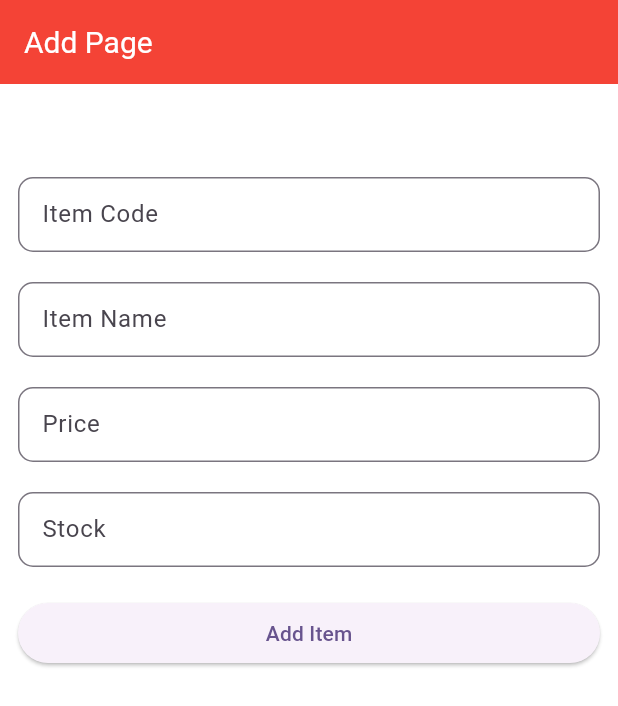
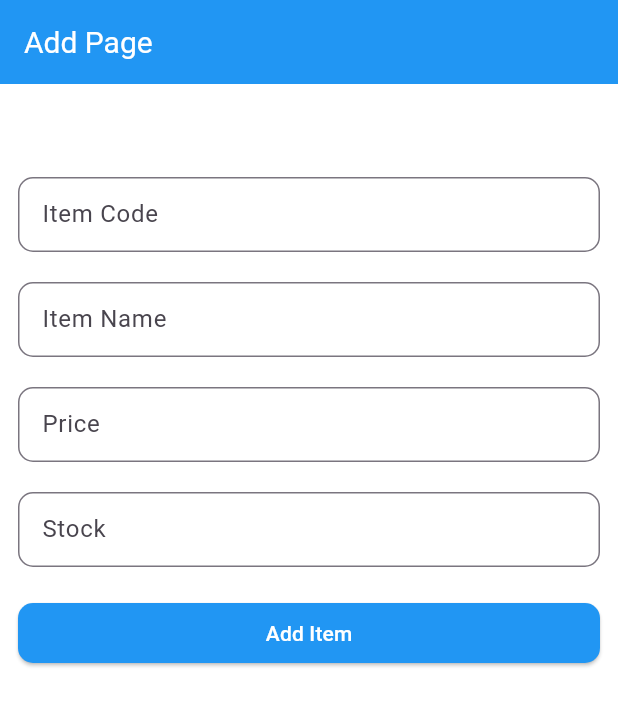
Before and after one commit to herry88/myapp, a Flutter app: the AddPage screen opened directly, on a phone screen of 412 x 824 dp. Shown: the top 706 px of the screen. Run offline on Flutter 3.47's test engine with Material 3 defaults, Android fonts, the phone set to English and light mode, and no system bars; network calls fail.

Commit message:
halaman add

```diff
--- a/lib/addpage.dart
+++ b/lib/addpage.dart
@@ -61,7 +61,7 @@ class _AddPageState extends State<AddPage> {
             fontSize: 20,
           ),
         ),
-        backgroundColor: Colors.red,
+        backgroundColor: Colors.blue,
       ),
       body: Container(
         child: ListView(
@@ -149,6 +149,12 @@ class _AddPageState extends State<AddPage> {
               height: 20.0,
             ),
             ElevatedButton(
+              style: ElevatedButton.styleFrom(
+                backgroundColor: Colors.blue,
+                shape: RoundedRectangleBorder(
+                  borderRadius: BorderRadius.circular(10),
+                ),
+              ),
               onPressed: () {
                 if (itemNameController.text.isEmpty ||
                     itemPriceController.text.isEmpty ||
@@ -164,7 +170,12 @@ class _AddPageState extends State<AddPage> {
                       itemNameController.text.trim(), price, stock);
                 }
               },
-              child: const Text('Add Item'),
+              child: const Text(
+                'Add Item',
+                style: TextStyle(
+                  color: Colors.white,
+                ),
+              ),
             ),
           ],
         ),
--- a/lib/homepage.dart
+++ b/lib/homepage.dart
@@ -1,6 +1,8 @@
 import 'package:flutter/material.dart';
 import 'package:http/http.dart' as http;
 import 'dart:convert';
+
+import 'package:myapp/addpage.dart';
 
 class Homepage extends StatefulWidget {
   const Homepage({super.key});
@@ -43,6 +45,12 @@ class _HomepageState extends State<Homepage> {
       ),
       floatingActionButton: FloatingActionButton(
         onPressed: () {
+          //material page route to add page
+          Navigator.of(context).push(
+            MaterialPageRoute(
+              builder: (context) => AddPage(),
+            ),
+          );
           print("tambah data");
         },
         backgroundColor: Colors.blue,
```
